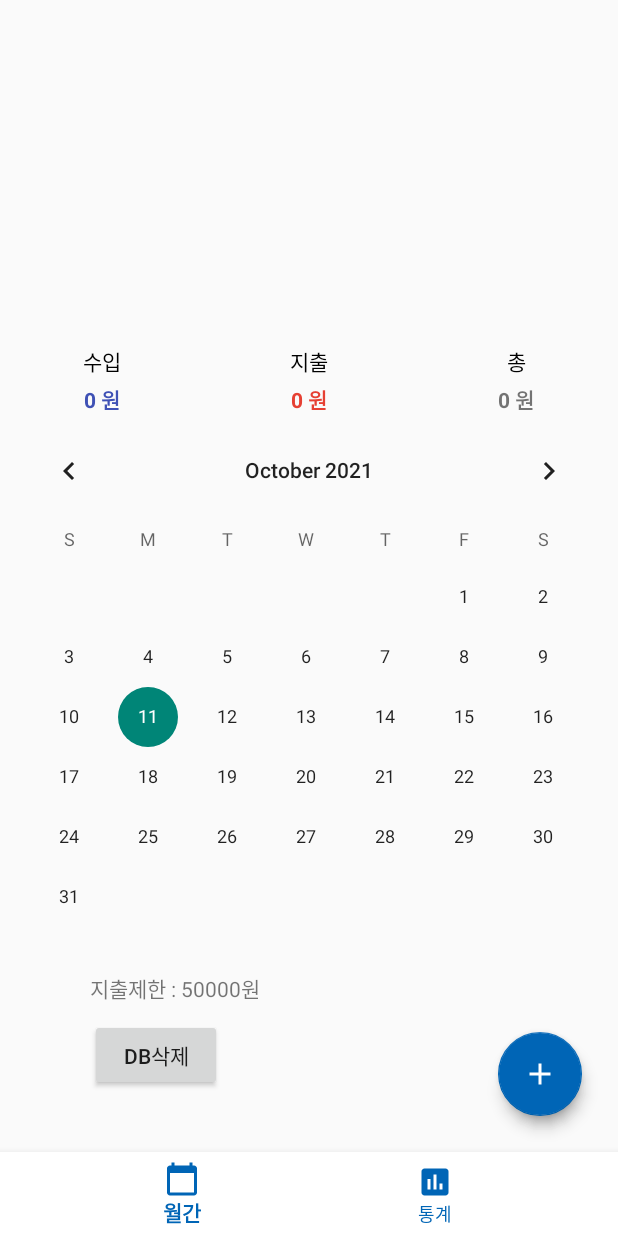
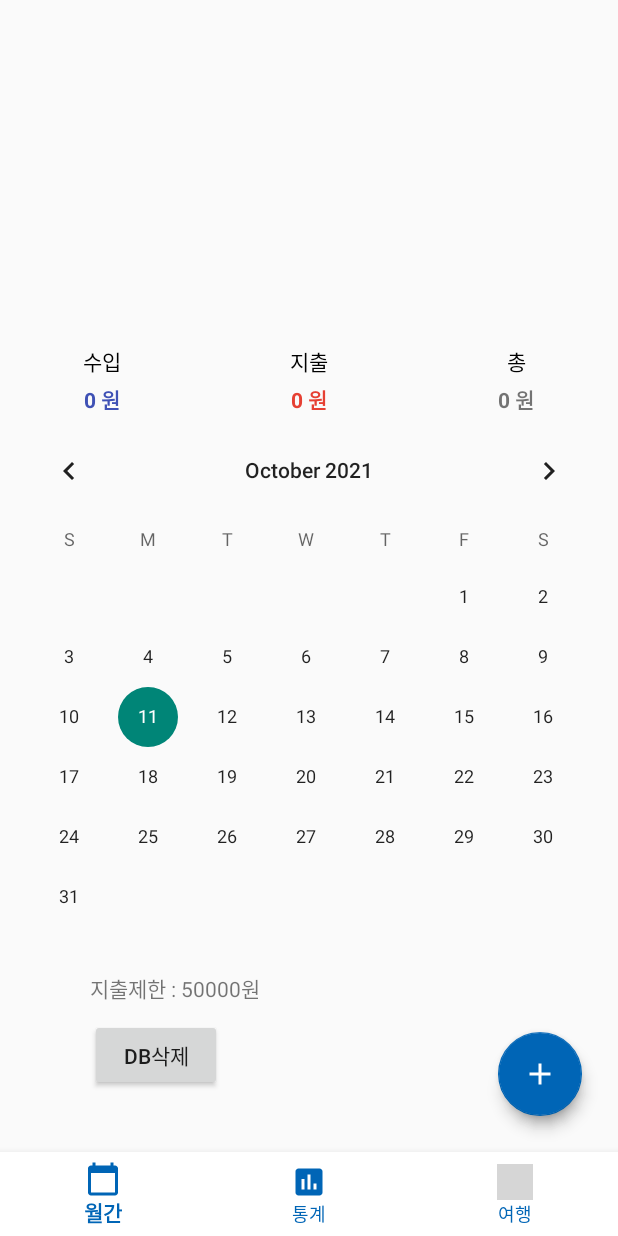
Before and after one commit to dlgkdud95/OCR_AccountBook, an Android app: the screen it shows after launch (MainActivity), on a phone screen of 412 x 824 dp. Run offline under Robolectric (Android 15) with nearby library versions, the light colour scheme and no system bars; grey boxes are pictures that could not be loaded.

Commit message:
여행 네비게이션 버튼 생성

```diff
--- a/app/src/main/res/menu/bottom_menu.xml
+++ b/app/src/main/res/menu/bottom_menu.xml
@@ -11,4 +11,9 @@
         android:enabled="true"
         android:icon="@drawable/ic_baseline_assessment_24"
         android:title="통계"/>
+    <item
+        android:id="@+id/action_travel"
+        android:enabled="true"
+        android:icon="@drawable/ic_baseline_local_airport_24"
+        android:title="여행"/>
 </menu>
```
